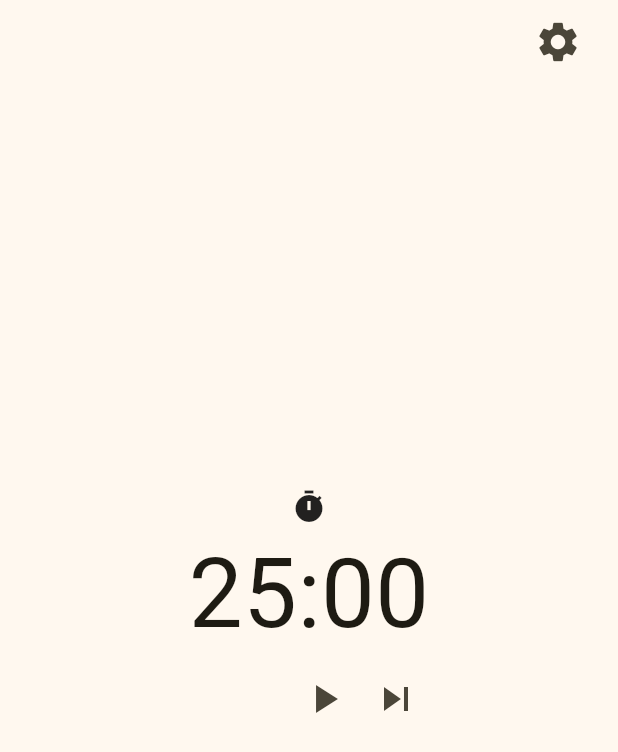
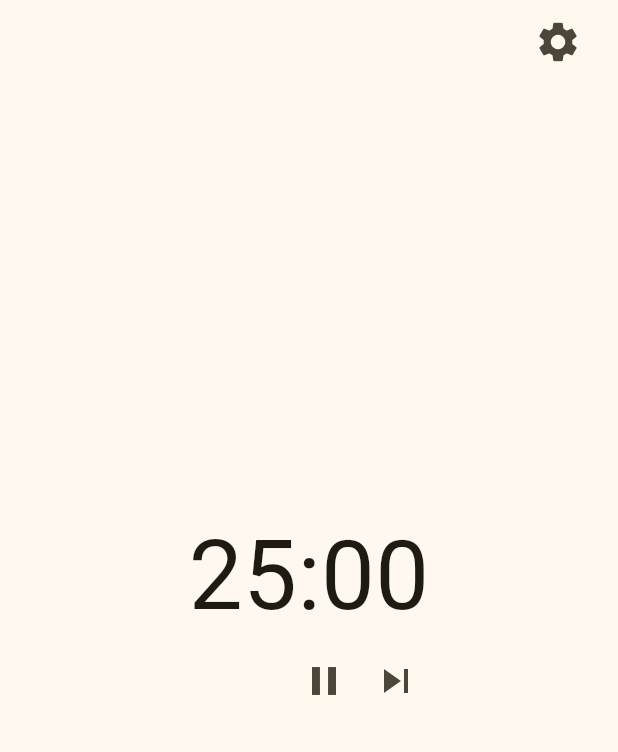
Before and after one commit to SamyrOR/pomo_tempus, a Flutter app: the screen it shows after launch, after a tap on the "play arrow" icon, on a phone screen of 412 x 824 dp. Shown: the top 752 px of the screen. Run offline on Flutter 3.47's test engine with Material 3 defaults, Android fonts, the light colour scheme and no system bars; our stand-ins replace flutter_colorpicker, go_router.

Commit message:
feat: added play button logic

```diff
--- a/lib/ui/home/view_models/home_view_model.dart
+++ b/lib/ui/home/view_models/home_view_model.dart
@@ -1,7 +1,18 @@
 import 'package:flutter/foundation.dart';
 
 class HomeViewModel with ChangeNotifier, DiagnosticableTreeMixin {
+  HomeViewModel();
+
+  final focusTimer = Duration(minutes: 25);
+  final shortBreakTimer = Duration(minutes: 5);
+  final longBreakTimer = Duration(minutes: 15);
+
+  final minuteInSeconds = Duration(seconds: 0);
+  bool isPlaying = false;
+
   void play() {
-    print("play");
+    isPlaying = !isPlaying;
+    print(isPlaying);
+    notifyListeners();
   }
 }
--- a/lib/ui/home/widgets/home_page.dart
+++ b/lib/ui/home/widgets/home_page.dart
@@ -3,11 +3,16 @@ import 'package:flutter/services.dart';
 import 'package:flutter_colorpicker/flutter_colorpicker.dart';
 import 'package:pomo_tempus/ui/home/view_models/home_view_model.dart';
 
-class HomePage extends StatelessWidget {
+class HomePage extends StatefulWidget {
   const HomePage({super.key, required this.viewModel});
 
   final HomeViewModel viewModel;
 
+  @override
+  State<HomePage> createState() => _HomePageState();
+}
+
+class _HomePageState extends State<HomePage> {
   @override
   Widget build(BuildContext context) {
     return Scaffold(
@@ -26,31 +31,34 @@ class HomePage extends StatelessWidget {
         ],
       ),
       body: ListenableBuilder(
-        listenable: viewModel,
-
+        listenable: widget.viewModel,
         builder: (context, _) {
           return Column(
             mainAxisAlignment: MainAxisAlignment.center,
             children: [
-              Icon(Icons.timer),
-              // Icon(Icons.free_breakfast),
+              // widget.viewModel.isPlaying
+              // ? Icon(Icons.timer)
+              // : Icon(Icons.free_breakfast),
               Text("25:00", style: TextStyle(fontSize: 64)),
               Row(
                 mainAxisAlignment: MainAxisAlignment.center,
                 children: [
                   SizedBox(width: 68),
-                  IconButton(
-                    icon: Icon(Icons.play_arrow),
-                    iconSize: 32,
-                    onPressed: () {
-                      viewModel.play();
-                    },
-                  ),
-                  // IconButton(
-                  //   icon: Icon(Icons.pause),
-                  //   iconSize: 32,
-                  //   onPressed: () {},
-                  // ),
+                  widget.viewModel.isPlaying
+                      ? IconButton(
+                        icon: Icon(Icons.pause),
+                        iconSize: 32,
+                        onPressed: () {
+                          widget.viewModel.play();
+                        },
+                      )
+                      : IconButton(
+                        icon: Icon(Icons.play_arrow),
+                        iconSize: 32,
+                        onPressed: () {
+                          widget.viewModel.play();
+                        },
+                      ),
                   IconButton(
                     icon: Icon(Icons.skip_next),
                     iconSize: 32,
```
